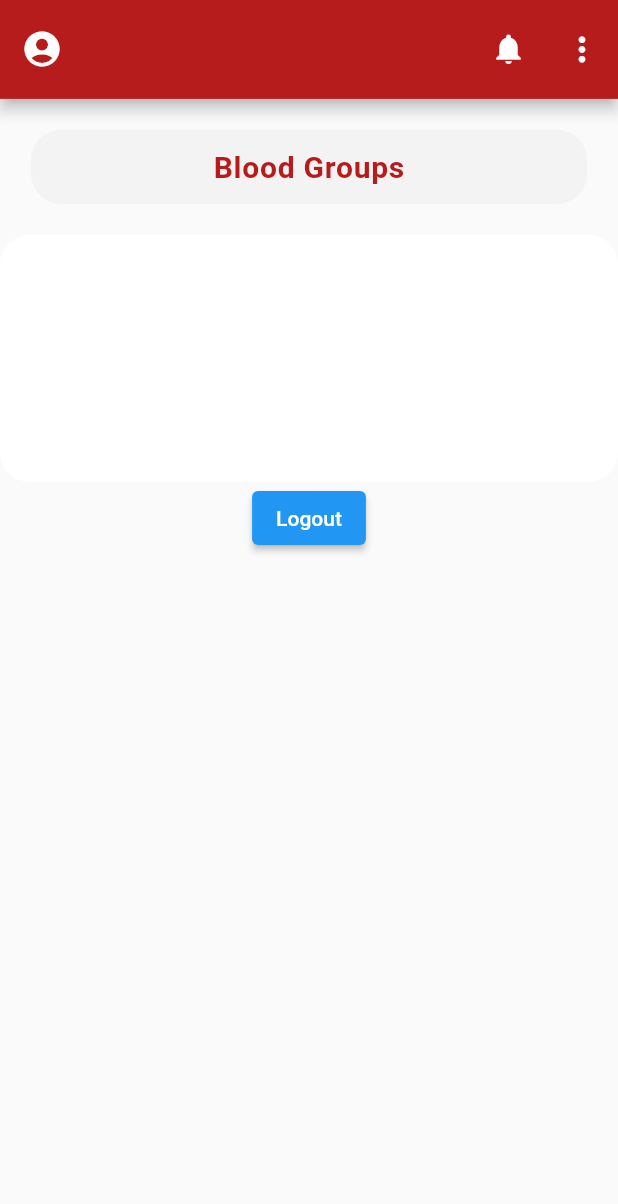
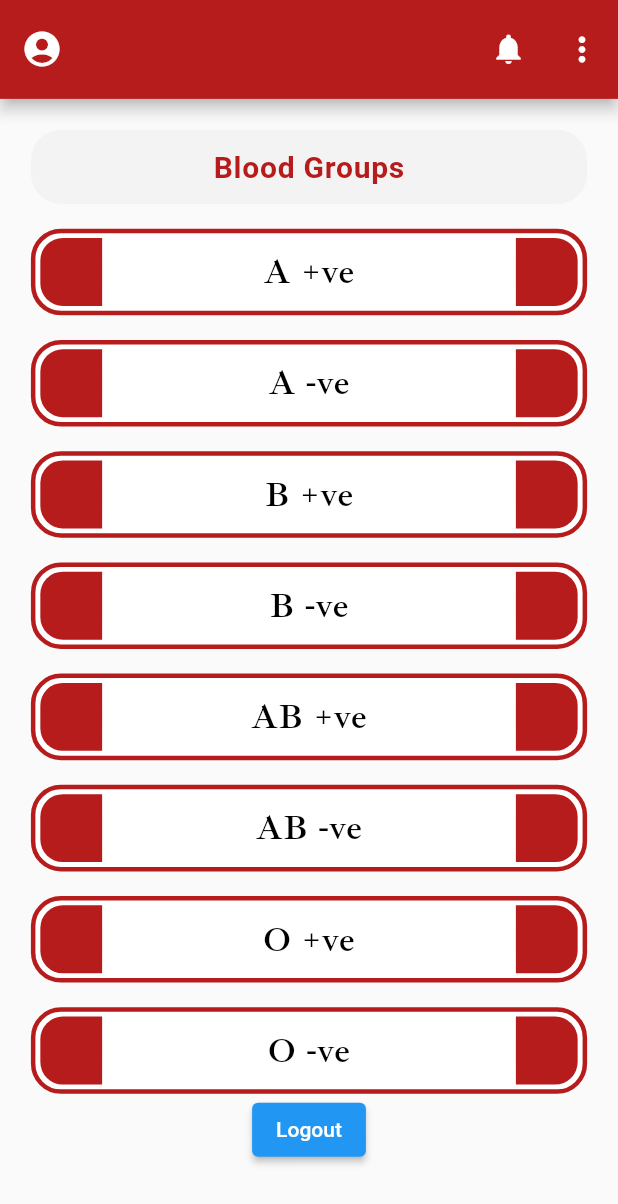
Before and after one commit to ClementMathew/Praana_Blood_Donation, a Flutter app: the PraanaHome screen opened directly, on a phone screen of 412 x 824 dp. Shown: the top 1204 px of the screen. Run offline on Flutter 3.47's test engine with Material 2 defaults, Android fonts, the phone set to English and light mode, and no system bars; our stand-ins replace cloud_firestore, firebase_auth, firebase_core; accounts and stored records are empty.

Commit message:
Student List Page

```diff
--- a/lib/Home/PraanaHome.dart
+++ b/lib/Home/PraanaHome.dart
@@ -1,9 +1,9 @@
 import 'package:blood_donation/Home/reusableButton.dart';
+import 'package:blood_donation/Home/studentList.dart';
 import 'package:blood_donation/Welcome/WelcomePage.dart';
 import 'package:cloud_firestore/cloud_firestore.dart';
 import 'package:firebase_auth/firebase_auth.dart';
 import 'package:flutter/material.dart';
-
 import '../Color/praanaColor.dart';
 
 class PraanaHome extends StatefulWidget {
@@ -80,7 +80,8 @@ class _PraanaHomeState extends State<PraanaHome> {
           )
         ],
       ),
-      body: Center(
+      body: SingleChildScrollView(
+        child: Center(
           child: Column(
             children: [
               SizedBox(
@@ -103,8 +104,38 @@ class _PraanaHomeState extends State<PraanaHome> {
                   ),
                 ),
               ),
-            SizedBox(height: height*.025,),
-            reusableButton(),
+              SizedBox(
+                height: height * .020,
+              ),
+              reusableButton("A +ve",context,const StudentList(name: 'A Positive',)),
+              SizedBox(
+                height: height * .020,
+              ),
+              reusableButton("A -ve",context,const StudentList(name: 'A Negative',)),
+              SizedBox(
+                height: height * .020,
+              ),
+              reusableButton("B +ve",context,const StudentList(name: 'B Positive',)),
+              SizedBox(
+                height: height * .020,
+              ),
+              reusableButton("B -ve",context,const StudentList(name: 'B Negative',)),
+              SizedBox(
+                height: height * .020,
+              ),
+              reusableButton("AB +ve",context,const StudentList(name: 'AB Positive',)),
+              SizedBox(
+                height: height * .020,
+              ),
+              reusableButton("AB -ve",context,const StudentList(name: 'AB Negative',)),
+              SizedBox(
+                height: height * .020,
+              ),
+              reusableButton("O +ve",context,const StudentList(name: 'O Positive',)),
+              SizedBox(
+                height: height * .020,
+              ),
+              reusableButton("O -ve",context,const StudentList(name: 'O Negative',)),
               ElevatedButton(
                 child: const Text("Logout"),
                 onPressed: () {
@@ -120,6 +151,7 @@ class _PraanaHomeState extends State<PraanaHome> {
             ],
           ),
         ),
+      ),
     );
   }
 }
--- a/lib/Home/reusableButton.dart
+++ b/lib/Home/reusableButton.dart
@@ -1,13 +1,59 @@
+import 'package:blood_donation/Color/praanaColor.dart';
 import 'package:blood_donation/Welcome/WelcomePage.dart';
 import 'package:flutter/material.dart';
 
-Widget reusableButton()
-{
-  return Container(
-    decoration: BoxDecoration(
-      color: Colors.white,
-      borderRadius: BorderRadius.circular(20)
+Widget reusableButton(String group,BuildContext context,final page) {
+  return InkWell(
+    onTap:()=> Navigator.push(context, MaterialPageRoute(builder: (context) => page,)),
+    child: Container(
+      decoration: BoxDecoration(
+          color: Colors.white,
+          borderRadius: BorderRadius.circular(20),
+          border: Border.all(
+            color: theme,
+            width: 3,
+          )),
+      height: height * .07,
+      width: width * .9,
+      child: Row(
+        children: [
+          SizedBox(
+            width: width * .008,
+          ),
+          Container(
+            width: width * .1,
+            height: height * .055,
+            decoration: BoxDecoration(
+                color: theme,
+                borderRadius: const BorderRadius.only(
+                    bottomLeft: Radius.circular(15),
+                    topLeft: Radius.circular(15))),
+          ),
+          const Spacer(),
+          Text(
+            group,
+            style: const TextStyle(
+                color: Colors.black,
+                fontFamily: "IbarraRealNova",
+                fontSize: 23,
+                fontWeight: FontWeight.bold,
+                letterSpacing: .5),
+          ),
+          const Spacer(),
+          Container(
+            width: width * .1,
+            height: height * .055,
+            decoration: BoxDecoration(
+                color: theme,
+                borderRadius: const BorderRadius.only(
+                    bottomRight: Radius.circular(15),
+                    topRight: Radius.circular(15))),
+          ),
+          SizedBox(
+            width: width * .008,
+          )
+        ],
+      ),
     ),
-    height: height*.2,
   );
 }
--- a/lib/Reusable/datePicker.dart
+++ b/lib/Reusable/datePicker.dart
@@ -12,7 +12,7 @@ Widget myDatePicker(BuildContext context, final controller, String hint) {
     width: width * .8,
     child: TextField(
       readOnly: true,
-      style: const TextStyle(fontSize: 13),
+      style: const TextStyle(fontSize: 15),
       decoration: InputDecoration(
           suffixIcon: IconButton(
               icon: const Icon(Icons.date_range),
@@ -35,7 +35,7 @@ Widget myDatePicker(BuildContext context, final controller, String hint) {
               borderRadius: BorderRadius.circular(7),
               borderSide: BorderSide(color: theme, width: 2)),
           hintText: hint,
-          hintStyle: const TextStyle(color: Colors.black)),
+          hintStyle: const TextStyle(color: Colors.black,fontSize: 15)),
       controller: controller,
     ),
   );
--- a/lib/Reusable/dropDown.dart
+++ b/lib/Reusable/dropDown.dart
@@ -42,7 +42,7 @@ Widget myDropDown(List<String> lists, BuildContext context) {
             hint: Padding(
               padding: const EdgeInsets.only(left: 10.0),
               child: Text(isGroups ? selectedGroup : selectedGender,
-                  style: const TextStyle(color: Colors.black, fontSize: 13)),
+                  style: const TextStyle(color: Colors.black, fontSize: 15)),
             ),
             borderRadius: BorderRadius.circular(20),
             autofocus: true,
--- a/lib/Reusable/textFields.dart
+++ b/lib/Reusable/textFields.dart
@@ -9,7 +9,7 @@ Widget textField(
     child: TextField(
         controller: control,
         obscureText: isPasswordType,
-        style: const TextStyle(fontSize: 13),
+        style: const TextStyle(fontSize: 15),
         decoration: InputDecoration(
             floatingLabelBehavior: FloatingLabelBehavior.always,
             labelText: name,
@@ -28,7 +28,7 @@ Widget textField(
                 borderRadius: BorderRadius.circular(7),
                 borderSide: BorderSide(color: theme, width: 2)),
             hintText: hint,
-            hintStyle: const TextStyle(color: Colors.black)),
+            hintStyle: const TextStyle(color: Colors.black,fontSize: 15)),
         maxLength: checkLen(hint),
         keyboardType:
             isPasswordType ? TextInputType.visiblePassword : check(hint)),
```
Also changed, not shown: lib/Home/studentList.dart (added, +110 -0 lines), pubspec.yaml (+4 -4 lines), assets/fonts/IbarraRealNova-SemiBold.ttf (added), 1 other file. Lines whose indentation alone changed are shown as unchanged.
